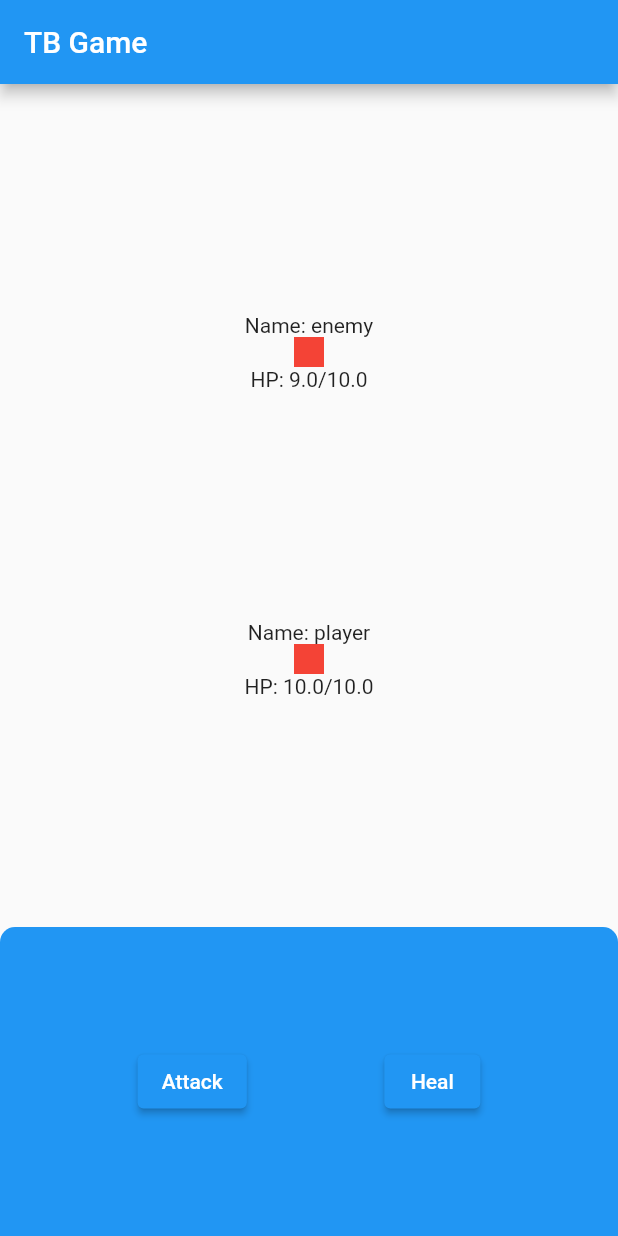
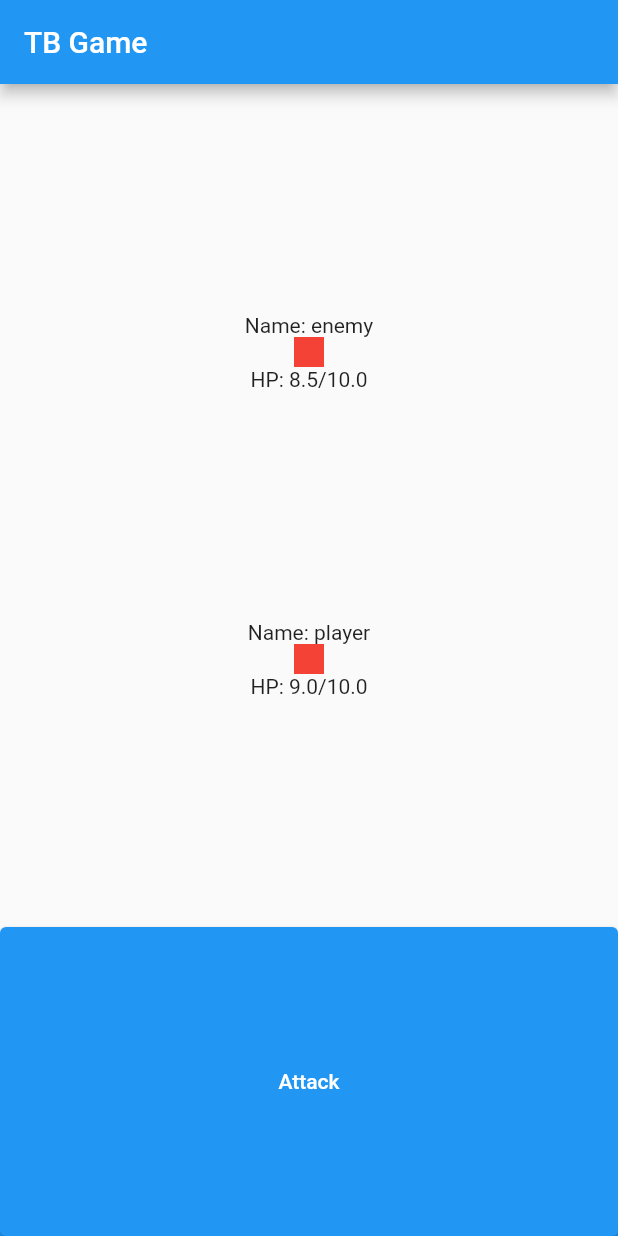
Before and after one commit to Ashhas/miniature-tb-game, a Flutter app: the screen it shows after launch, after a tap on "Attack", on a phone screen of 412 x 824 dp. Run offline on Flutter 3.47's test engine with Material 2 defaults, Android fonts, the phone set to English and light mode, and no system bars; our stand-ins replace bloc, equatable, flutter_bloc.

Commit message:
Updated UI w/ state control

```diff
--- a/lib/bloc/battle_system/battle_system_bloc.dart
+++ b/lib/bloc/battle_system/battle_system_bloc.dart
@@ -31,8 +31,29 @@ class BattleSystemBloc extends Bloc<BattleSystemEvent, BattleSystemState> {
   Stream<BattleSystemState> _mapEngageBattlePhaseEventToState() async* {
     yield AttackPhase();
 
-    enemyUnit.currentHp -= 1;
+    attackEnemy();
+    attackPlayer();
 
-    yield StrategyPhase(playerUnit: playerUnit, enemyUnit: enemyUnit);
+    // Check if a unit has reached zero or below zero
+    if (playerUnit.currentHp <= 0 || enemyUnit.currentHp <= 0) {
+      // Check which unit reached zero to determine battle result
+      if (playerUnit.currentHp > enemyUnit.currentHp) {
+        yield BattleWon();
+      } else if (enemyUnit.currentHp > playerUnit.currentHp) {
+        yield BattleLost();
+      }
+    } else {
+      yield StrategyPhase(playerUnit: playerUnit, enemyUnit: enemyUnit);
+    }
+  }
+
+  void attackEnemy() {
+    //Set amount of damage to player
+    enemyUnit.takeDamage(playerUnit.damageAmount);
+  }
+
+  void attackPlayer() {
+    //Set amount of damage to player
+    playerUnit.takeDamage(enemyUnit.damageAmount);
   }
 }
--- a/lib/main.dart
+++ b/lib/main.dart
@@ -19,14 +19,14 @@ class MyApp extends StatelessWidget {
     PlayerUnit player = PlayerUnit(
         unitName: "player",
         unitLevel: 10,
-        damageAmount: 2,
+        damageAmount: 1.5,
         maxHp: 10,
         currentHp: 10);
 
     PlayerUnit enemy = PlayerUnit(
         unitName: "enemy",
         unitLevel: 10,
-        damageAmount: 2,
+        damageAmount: 1,
         maxHp: 10,
         currentHp: 10);
 
--- a/lib/ui/battle_screen.dart
+++ b/lib/ui/battle_screen.dart
@@ -26,10 +26,7 @@ class _BattleScreenState extends State<BattleScreen> {
         mainAxisSize: MainAxisSize.max,
         children: [
           DisplayWidget(),
-          Container(
-            alignment: Alignment.bottomCenter,
-            child: ControlPad(),
-          ),
+          ControlPad(),
         ],
       ),
     );
--- a/lib/ui/widgets/control_pad.dart
+++ b/lib/ui/widgets/control_pad.dart
@@ -12,7 +12,9 @@ class ControlPad extends StatefulWidget {
 class _ControlPadState extends State<ControlPad> {
   @override
   Widget build(BuildContext context) {
-    return AspectRatio(
+    return Container(
+      alignment: Alignment.bottomCenter,
+      child: AspectRatio(
         aspectRatio: 2 / 1,
         child: Container(
           decoration: BoxDecoration(
@@ -22,21 +24,14 @@ class _ControlPadState extends State<ControlPad> {
               topRight: Radius.circular(10),
             ),
           ),
-        child: Row(
-          mainAxisAlignment: MainAxisAlignment.spaceEvenly,
-          children: [
-            ElevatedButton(
+          child: ElevatedButton(
             child: Text("Attack"),
             onPressed: () {
-                BlocProvider.of<BattleSystemBloc>(context)
-                    .add(EngageBattlePhase());
+              BlocProvider.of<BattleSystemBloc>(context).add(
+                EngageBattlePhase(),
+              );
             },
           ),
-            ElevatedButton(
-              child: Text("Heal"),
-              onPressed: () {},
-            ),
-          ],
         ),
       ),
     );
--- a/lib/ui/widgets/display_widget.dart
+++ b/lib/ui/widgets/display_widget.dart
@@ -1,6 +1,8 @@
 import 'package:flutter/material.dart';
 import 'package:flutter_bloc/flutter_bloc.dart';
 import 'package:miniature_tb_game/bloc/battle_system/battle_system_bloc.dart';
+import 'package:miniature_tb_game/ui/widgets/enemy_unit_widget.dart';
+import 'package:miniature_tb_game/ui/widgets/player_unit_widget.dart';
 import 'package:miniature_tb_game/ui/widgets/unit_widget.dart';
 
 class DisplayWidget extends StatefulWidget {
@@ -15,25 +17,30 @@ class _DisplayWidgetState extends State<DisplayWidget> {
   Widget build(BuildContext context) {
     return BlocBuilder<BattleSystemBloc, BattleSystemState>(
       builder: (context, state) {
-        if (state is StrategyPhase) {
+        if (state is BattleWon) {
           return Expanded(
-            child: Column(
-              mainAxisSize: MainAxisSize.max,
-              mainAxisAlignment: MainAxisAlignment.spaceEvenly,
-              children: [
-                Container(
-                  alignment: Alignment.topCenter,
-                  child: UnitWidget(playerUnit: state.enemyUnit),
-                ),
-                Container(
-                  alignment: Alignment.bottomCenter,
-                  child: UnitWidget(playerUnit: state.playerUnit),
-                ),
-              ],
+            child: Center(
+              child: Text("Battle Won!"),
             ),
           );
         }
-        return Container();
+        if (state is BattleLost) {
+          return Expanded(
+            child: Center(
+              child: Text("Battle Lost!"),
+            ),
+          );
+        }
+        return Expanded(
+          child: Column(
+            mainAxisSize: MainAxisSize.max,
+            mainAxisAlignment: MainAxisAlignment.spaceEvenly,
+            children: [
+              EnemyUnitWidget(),
+              PlayerUnitWidget(),
+            ],
+          ),
+        );
       },
     );
   }
--- /dev/null
+++ b/lib/ui/widgets/enemy_unit_widget.dart
@@ -0,0 +1,29 @@
+import 'package:flutter/material.dart';
+import 'package:flutter_bloc/flutter_bloc.dart';
+import 'package:miniature_tb_game/bloc/battle_system/battle_system_bloc.dart';
+import 'package:miniature_tb_game/ui/widgets/unit_widget.dart';
+
+class EnemyUnitWidget extends StatefulWidget {
+  const EnemyUnitWidget();
+
+  @override
+  _EnemyUnitWidgetState createState() => _EnemyUnitWidgetState();
+}
+
+class _EnemyUnitWidgetState extends State<EnemyUnitWidget> {
+  @override
+  Widget build(BuildContext context) {
+    return Container(
+      alignment: Alignment.topCenter,
+      child: BlocBuilder<BattleSystemBloc, BattleSystemState>(
+        builder: (context, state) {
+          if (state is StrategyPhase) {
+            return UnitWidget(unit: state.enemyUnit);
+          } else {
+            return Container();
+          }
+        },
+      ),
+    );
+  }
+}
--- /dev/null
+++ b/lib/ui/widgets/player_unit_widget.dart
@@ -0,0 +1,29 @@
+import 'package:flutter/material.dart';
+import 'package:flutter_bloc/flutter_bloc.dart';
+import 'package:miniature_tb_game/bloc/battle_system/battle_system_bloc.dart';
+import 'package:miniature_tb_game/ui/widgets/unit_widget.dart';
+
+class PlayerUnitWidget extends StatefulWidget {
+  const PlayerUnitWidget();
+
+  @override
+  _PlayerUnitWidgetState createState() => _PlayerUnitWidgetState();
+}
+
+class _PlayerUnitWidgetState extends State<PlayerUnitWidget> {
+  @override
+  Widget build(BuildContext context) {
+    return Container(
+      alignment: Alignment.topCenter,
+      child: BlocBuilder<BattleSystemBloc, BattleSystemState>(
+        builder: (context, state) {
+          if (state is StrategyPhase) {
+            return UnitWidget(unit: state.playerUnit);
+          } else {
+            return Container();
+          }
+        },
+      ),
+    );
+  }
+}
--- a/lib/ui/widgets/unit_widget.dart
+++ b/lib/ui/widgets/unit_widget.dart
@@ -2,10 +2,10 @@ import 'package:flutter/material.dart';
 import 'package:miniature_tb_game/data/model/player_unit.dart';
 
 class UnitWidget extends StatefulWidget {
-  final PlayerUnit playerUnit;
+  final PlayerUnit unit;
 
   const UnitWidget({
-    required this.playerUnit,
+    required this.unit,
   });
 
   @override
@@ -17,16 +17,16 @@ class _UnitWidgetState extends State<UnitWidget> {
   Widget build(BuildContext context) {
     return Column(
       children: [
-        Text("Name: " + widget.playerUnit.unitName),
+        Text("Name: " + widget.unit.unitName),
         Container(
           width: 20,
           height: 20,
           color: Colors.red,
         ),
         Text("HP: " +
-            widget.playerUnit.currentHp.toString() +
+            widget.unit.currentHp.toString() +
             "/" +
-            widget.playerUnit.maxHp.toString()),
+            widget.unit.maxHp.toString()),
       ],
     );
   }
```
Lines whose indentation alone changed are shown as unchanged.
